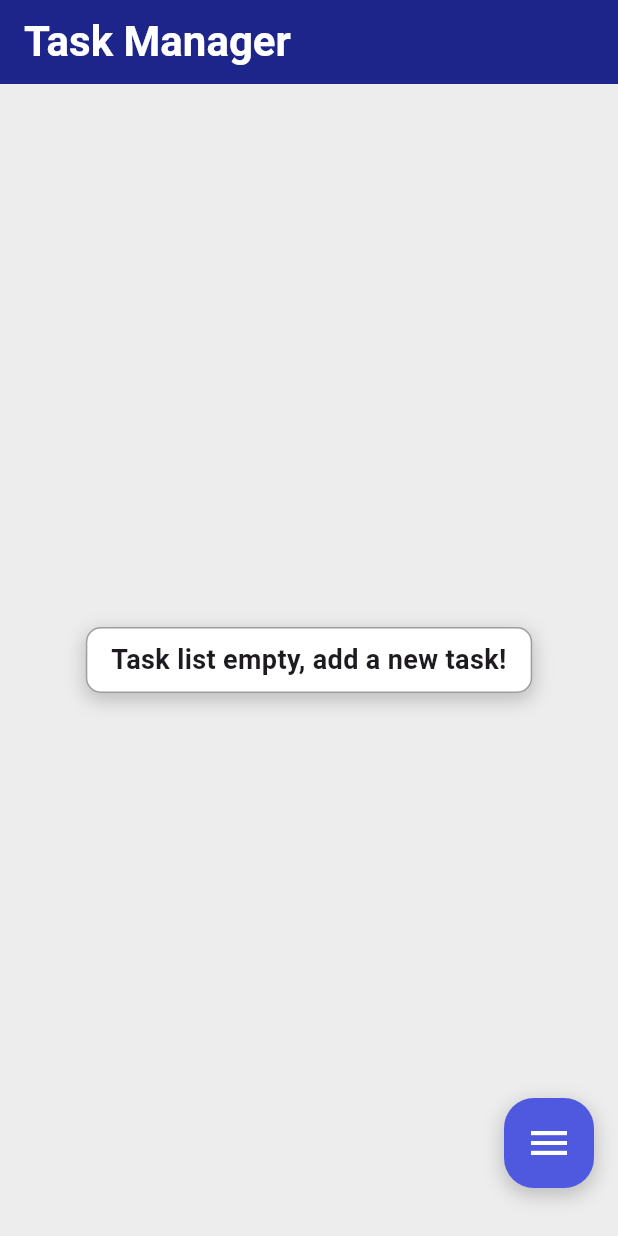
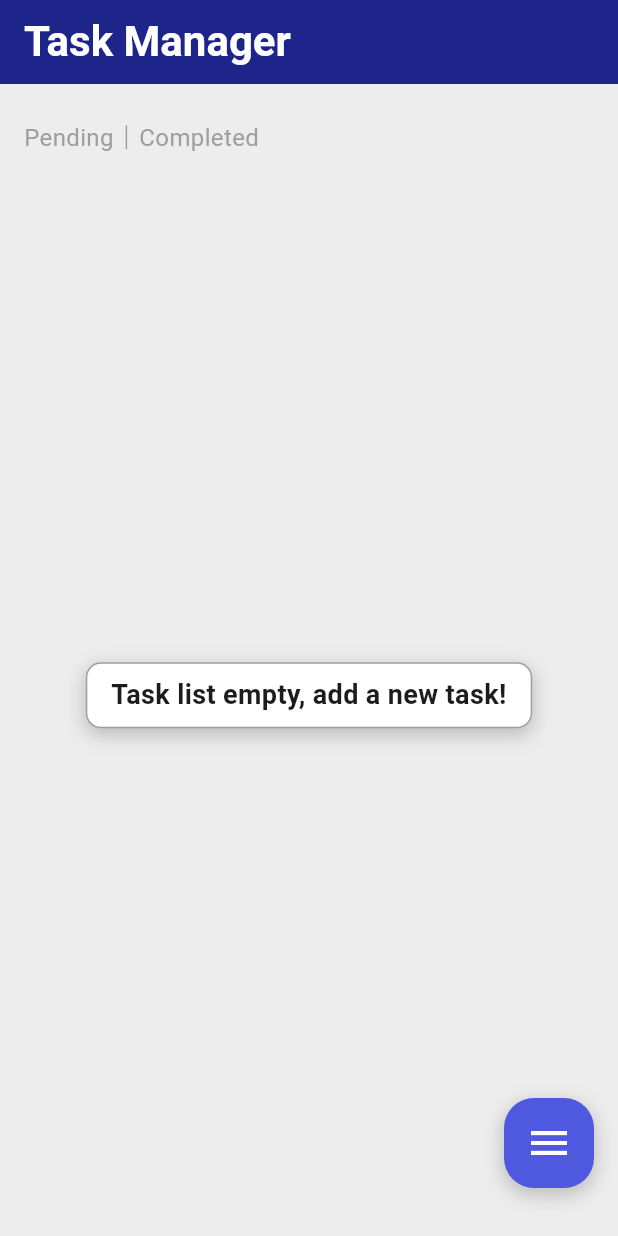
Before and after one commit to Guilherme-Calland/fibbo_gerenciador_de_tarefas, a Flutter app: the screen it shows after launch, on a phone screen of 412 x 824 dp. Run offline on Flutter 3.47's test engine with Material 3 defaults, Android fonts, the phone set to English and light mode, and no system bars; our stand-ins replace dartz, dio, hive_flutter; accounts and stored records are empty; statements that could not run were skipped.

Commit message:
temp commit

```diff
--- a/lib/features/tasks/presentation/screens/home_page.dart
+++ b/lib/features/tasks/presentation/screens/home_page.dart
@@ -4,7 +4,6 @@ import 'package:gerenciador_de_tarefas/core/constants/routes.dart';
 import 'package:gerenciador_de_tarefas/core/enums/complete_filter.dart';
 import 'package:gerenciador_de_tarefas/features/tasks/domain/entities/task.dart';
 import 'package:gerenciador_de_tarefas/features/tasks/presentation/providers/create_task_provider.dart';
-import 'package:gerenciador_de_tarefas/features/tasks/presentation/providers/task_filter_provider.dart';
 import 'package:gerenciador_de_tarefas/features/tasks/presentation/widgets/loading_indicator.dart';
 import 'package:gerenciador_de_tarefas/features/tasks/presentation/providers/task_provider.dart';
 import 'package:gerenciador_de_tarefas/features/tasks/presentation/widgets/create_task_suggestion_button.dart';
@@ -41,70 +40,40 @@ class HomePage extends StatelessWidget {
           return Stack(
             alignment: Alignment.bottomRight,
             children: [
-              if (taskProvider.loading)
-                const Center(
+              Column(
+                children: [
+                  CompleteFilterLabels(
+                    value: taskProvider.completeFilter,
+                    onSelected: (val){
+                      taskProvider.changeFilter(val);
+                    },
+                  ),
+                  Expanded(
+                    child: (){
+                      if (taskProvider.loading) {
+                        return const Center(
                           child: LoadingIndicator(),
-                )
-              else if (taskProvider.error)
-                const Center(
+                        );
+                      } else if (taskProvider.error){
+                        return const Center(
                           child: Text("An error has occurred"),
-                )
-              else if (taskProvider.tasks.isEmpty)
-                Center(
+                        );
+                      }
+                      else if (taskProvider.tasks.isEmpty ){
+                        return Center(
                           child: CreateTaskSuggestionButton(
                             onTap: () => _goToCreateTaskPage(context: context),
                           ),
-                )
-              else
-                ListView.builder(
+                        );
+                      }
+                      else{
+                        return ListView.builder(
                           itemCount: taskProvider.tasks.length,
                           itemBuilder: (context, index) {
                             final model = taskProvider.tasks[index];
                             const horizontalPadding = 16.0;
-                    bool firstItem = index == 0;
-                    return Column(
-                      children: [
-                        if(firstItem)
-                         Column(
-                           children: [
-                             const SizedBox(height: 24.0,),
-                             Padding(
-                               padding: const EdgeInsets.symmetric(horizontal: 16.0),
-                               child: Consumer<TaskFilterProvider>(
-                                 builder: (context, provider, _) {
-                                   return Row(
-                                    children: List.generate(CompleteFilter.values.length, (index){
-                                      final filter = CompleteFilter.values[index];
-                                      final bool selected = provider.completeFilter == filter;
-                                      return Row(
-                                        children: [
-                                          if(index != 0)
-                                          Container(
-                                            margin: const EdgeInsets.symmetric(horizontal: 8.0),
-                                            height: 16,
-                                            width: 1,
-                                            color: AppColors.borderColor,
-                                          ),
-                                          GestureDetector(
-                                            onTap: (){
-                                              provider.changeFilter(filter);
-                                            },
-                                            child: Text(filter.label, style: TextStyle(
-                                              fontSize: 16,
-                                              color: selected ? AppColors.mainColorDark : AppColors.inactiveColor,
-                                              fontWeight: selected ? FontWeight.bold : null
-                                            ),),
-                                          ),
-                                        ],
-                                      );
-                                    },),
-                                                           );
-                                 }
-                               ),
-                             ),
-                           ],
-                         ),
-                        TaskCard(
+
+                            return TaskCard(
                               model,
                               padding: const EdgeInsets.only(
                                 left: horizontalPadding,
@@ -117,11 +86,15 @@ class HomePage extends StatelessWidget {
                                 taskProvider.toggleTaskComplete(index);
                               },
                               onDeletePressed: () => taskProvider.deleteTask(index),
-                        ),
-                      ],
                             );
                           },
+                        );
+                      }
+                    }()
+                  )
+                ],
               ),
+
               Positioned(
                 right: 16,
                 bottom: 32,
@@ -182,3 +155,51 @@ class HomePage extends StatelessWidget {
     context.read<TaskProvider>().getTasksFromLocalStorage();
   }
 }
+
+class CompleteFilterLabels extends StatelessWidget {
+  const CompleteFilterLabels({
+    super.key, this.value, required this.onSelected,
+  });
+
+  final CompleteFilter? value;
+  final Function(CompleteFilter?) onSelected;
+
+  @override
+  Widget build(BuildContext context) {
+    return Column(
+      children: [
+        const SizedBox(height: 24.0,),
+        Padding(
+          padding: const EdgeInsets.symmetric(horizontal: 16.0),
+          child: Row(
+          children: List.generate(CompleteFilter.values.length, (index){
+            final filter = CompleteFilter.values[index];
+            final bool selected = value == filter;
+            return Row(
+              children: [
+                if(index != 0)
+                Container(
+                  margin: const EdgeInsets.symmetric(horizontal: 8.0),
+                  height: 16,
+                  width: 1,
+                  color: AppColors.borderColor,
+                ),
+                GestureDetector(
+                  onTap: (){
+                    onSelected(filter);
+                  },
+                  child: Text(filter.label, style: TextStyle(
+                    fontSize: 16,
+                    color: selected ? AppColors.mainColorDark : AppColors.inactiveColor,
+                    fontWeight: selected ? FontWeight.bold : null
+                  ),),
+                ),
+              ],
+            );
+          },),
+        ),
+        ),
+      ],
+    );
+  }
+}
```
Also changed, not shown: lib/features/tasks/presentation/providers/task_filter_provider.dart (deleted, +0 -20 lines), lib/features/tasks/presentation/providers/task_provider.dart (+38 -0 lines), lib/features/tasks/presentation/widgets/task_card.dart (+4 -3 lines). Lines whose indentation alone changed are shown as unchanged.
